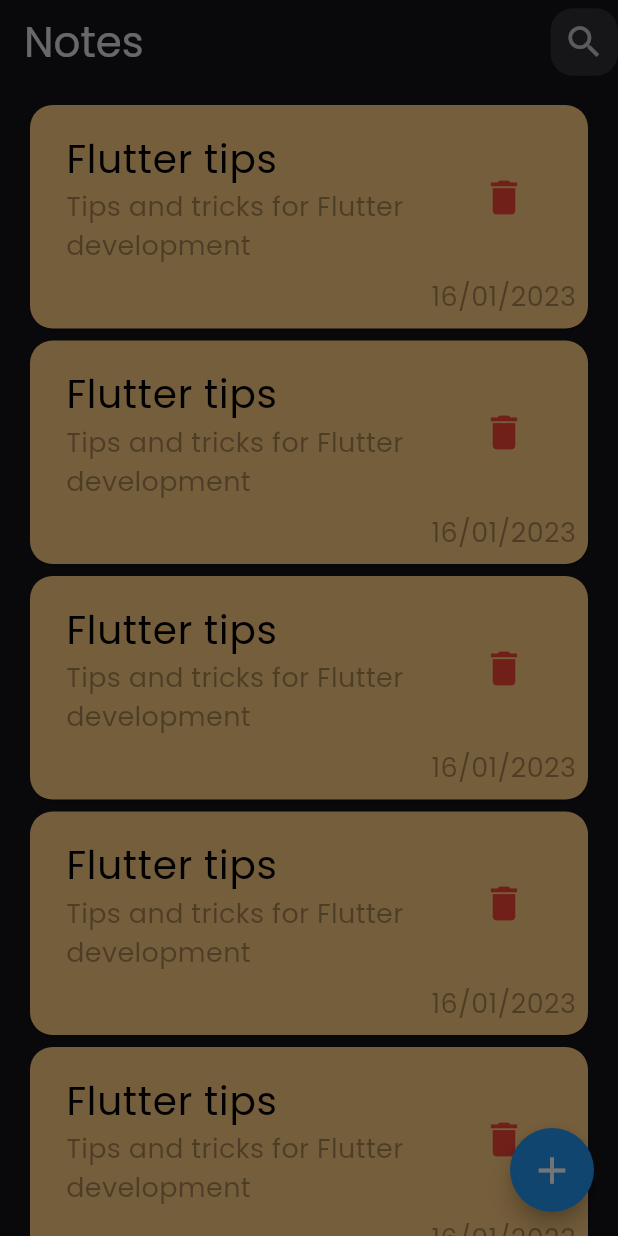
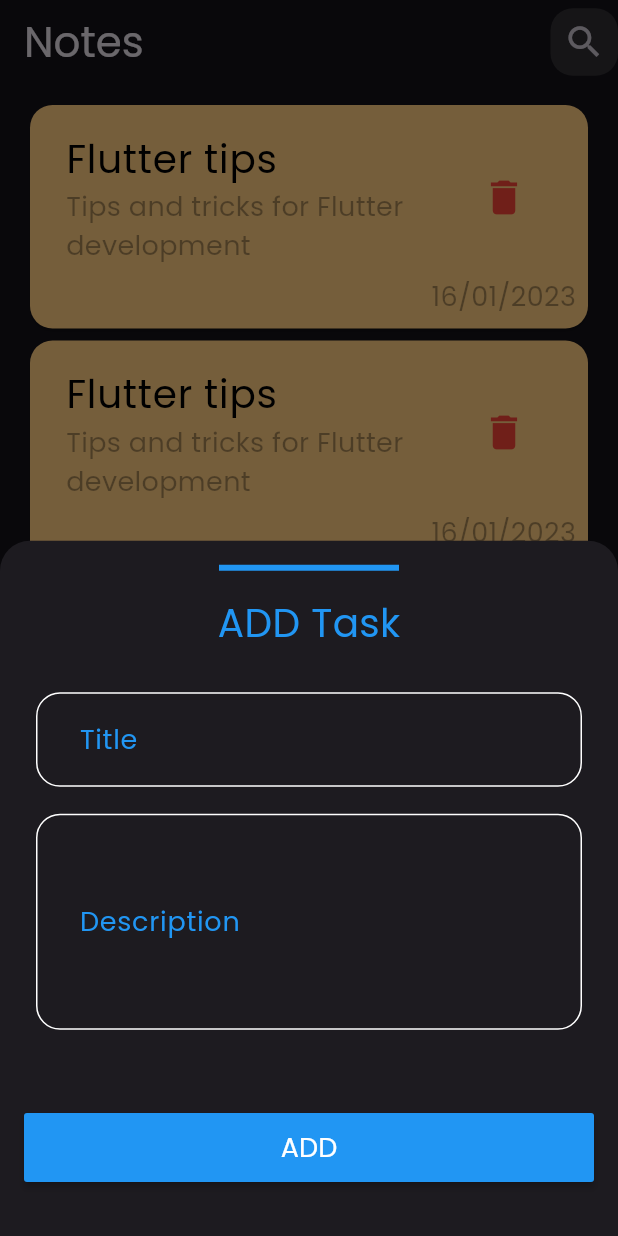
Before and after one commit to Mohamed-Essam-Mohamed/NOTE-HIVE-SIMPLE-APP, a Flutter app: the screen it shows after launch, after a tap on the "add" icon, on a phone screen of 412 x 824 dp. Run offline on Flutter 3.47's test engine with Material 3 defaults, Android fonts, the phone set to English and light mode, and no system bars; our stand-ins replace flutter_bloc.

Commit message:
finish add screen ui

```diff
--- a/lib/src/feature/add_task/view/addtask_screen.dart
+++ b/lib/src/feature/add_task/view/addtask_screen.dart
@@ -1,10 +1,62 @@
+import 'package:app_note_local/src/helper/size_gap.dart';
+import 'package:app_note_local/src/utils/app_colors.dart';
+import 'package:app_note_local/src/utils/app_textstyles.dart';
+import 'package:app_note_local/src/widget/app_material_button.dart';
+import 'package:app_note_local/src/widget/app_textform.dart';
 import 'package:flutter/material.dart';
 
 class AddTaskScreen extends StatelessWidget {
-  const AddTaskScreen({super.key});
-
+  final TextEditingController titleController = TextEditingController();
+  final TextEditingController descriptionController = TextEditingController();
+  AddTaskScreen({super.key});
   @override
   Widget build(BuildContext context) {
-    return SingleChildScrollView(child: Container());
+    return Padding(
+      padding: EdgeInsets.symmetric(vertical: 10, horizontal: 16),
+      child: Column(
+        children: [
+          Divider(
+            color: AppColors.colorBlue,
+            endIndent: 130,
+            indent: 130,
+            thickness: 4,
+          ),
+          vertical(10),
+          Text(
+            "ADD Task",
+            style: AppTextStyle.textStyle26.copyWith(
+              color: AppColors.colorBlue,
+            ),
+          ),
+          Expanded(
+            child: SingleChildScrollView(
+              child: Column(
+                children: [
+                  vertical(20),
+                  AppTextForm(
+                    label: "Title",
+                    controller: titleController,
+                    maxLines: 1,
+                    myValidator: (text) {},
+                  ),
+                  vertical(2),
+                  AppTextForm(
+                    label: "Description",
+                    controller: descriptionController,
+                    maxLines: 4,
+                    myValidator: (text) {},
+                  ),
+                ],
+              ),
+            ),
+          ),
+          AppMaterialButton(
+            onPressed: () {},
+            title: "ADD",
+          ),
+          vertical(25),
+        ],
+      ),
+    );
   }
 }
--- a/lib/src/feature/home/view/home_screen.dart
+++ b/lib/src/feature/home/view/home_screen.dart
@@ -68,7 +68,6 @@
   void showModalAddTask(BuildContext context) {
     showModalBottomSheet(
       context: context,
-      elevation: 20,
       shape: RoundedRectangleBorder(
         borderRadius: BorderRadius.only(
           topLeft: Radius.circular(20),
--- /dev/null
+++ b/lib/src/helper/size_gap.dart
@@ -0,0 +1,4 @@
+import 'package:flutter/material.dart';
+
+SizedBox vertical(double value) => SizedBox(height: value);
+SizedBox horizontal(double value) => SizedBox(width: value);
--- /dev/null
+++ b/lib/src/widget/app_material_button.dart
@@ -0,0 +1,29 @@
+import 'package:app_note_local/src/utils/app_colors.dart';
+import 'package:app_note_local/src/utils/app_textstyles.dart';
+import 'package:flutter/material.dart';
+
+class AppMaterialButton extends StatelessWidget {
+  final void Function()? onPressed;
+  final String title;
+  const AppMaterialButton({
+    required this.onPressed,
+    required this.title,
+    super.key,
+  });
+
+  @override
+  Widget build(BuildContext context) {
+    return MaterialButton(
+      color: AppColors.colorBlue,
+      minWidth: double.infinity,
+      onPressed: onPressed,
+      child: Padding(
+        padding: const EdgeInsets.all(10),
+        child: Text(
+          title,
+          style: AppTextStyle.textStyle18.copyWith(color: AppColors.colorWite),
+        ),
+      ),
+    );
+  }
+}
--- /dev/null
+++ b/lib/src/widget/app_textform.dart
@@ -0,0 +1,70 @@
+import 'package:app_note_local/src/utils/app_colors.dart';
+import 'package:app_note_local/src/utils/app_textstyles.dart';
+import 'package:flutter/material.dart';
+import 'package:flutter/widgets.dart';
+
+typedef Validator = String? Function(String?);
+
+class AppTextForm extends StatefulWidget {
+  final String label;
+
+  bool obscureText;
+  int maxLines;
+  TextEditingController controller;
+  Validator myValidator;
+
+  AppTextForm(
+      {required this.label,
+      this.obscureText = false,
+      required this.controller,
+      required this.maxLines,
+      required this.myValidator});
+
+  @override
+  State<AppTextForm> createState() => _AppTextFormState();
+}
+
+class _AppTextFormState extends State<AppTextForm> {
+  @override
+  Widget build(BuildContext context) {
+    return Padding(
+      padding: EdgeInsets.all(8.0),
+      child: TextFormField(
+        maxLines: widget.maxLines,
+        style: TextStyle(
+          fontSize: 18,
+          fontWeight: FontWeight.w400,
+          color: AppColors.colorWite,
+        ),
+        obscureText: widget.obscureText,
+        decoration: InputDecoration(
+          labelText: widget.label,
+          labelStyle: AppTextStyle.textStyle18.copyWith(
+            color: AppColors.colorBlue,
+          ),
+          contentPadding: EdgeInsets.symmetric(horizontal: 25, vertical: 18),
+          enabledBorder:
+              customOutLineInputBorder(color: AppColors.colorWite, width: 1),
+          focusedBorder:
+              customOutLineInputBorder(color: AppColors.colorBlue, width: 1.4),
+          errorBorder:
+              customOutLineInputBorder(color: AppColors.colorRed, width: 1.6),
+        ),
+        keyboardType: TextInputType.text,
+        controller: widget.controller,
+        validator: widget.myValidator,
+      ),
+    );
+  }
+
+  OutlineInputBorder customOutLineInputBorder(
+      {required double width, required Color color}) {
+    return OutlineInputBorder(
+      borderRadius: BorderRadius.circular(16),
+      borderSide: BorderSide(
+        width: width,
+        color: color,
+      ),
+    );
+  }
+}
--- a/pubspec.yaml
+++ b/pubspec.yaml
@@ -36,6 +36,10 @@
   # Use with the CupertinoIcons class for iOS style icons.
   cupertino_icons: ^1.0.6
   flutter_bloc: ^8.1.5
+  hive: ^2.2.3
+  hive_flutter: ^1.1.0
+  hive_generator: ^2.0.1
+  build_runner: ^2.4.10
 
 dev_dependencies:
   flutter_test:
```
Also changed, not shown: pubspec.lock, 1 other file.
